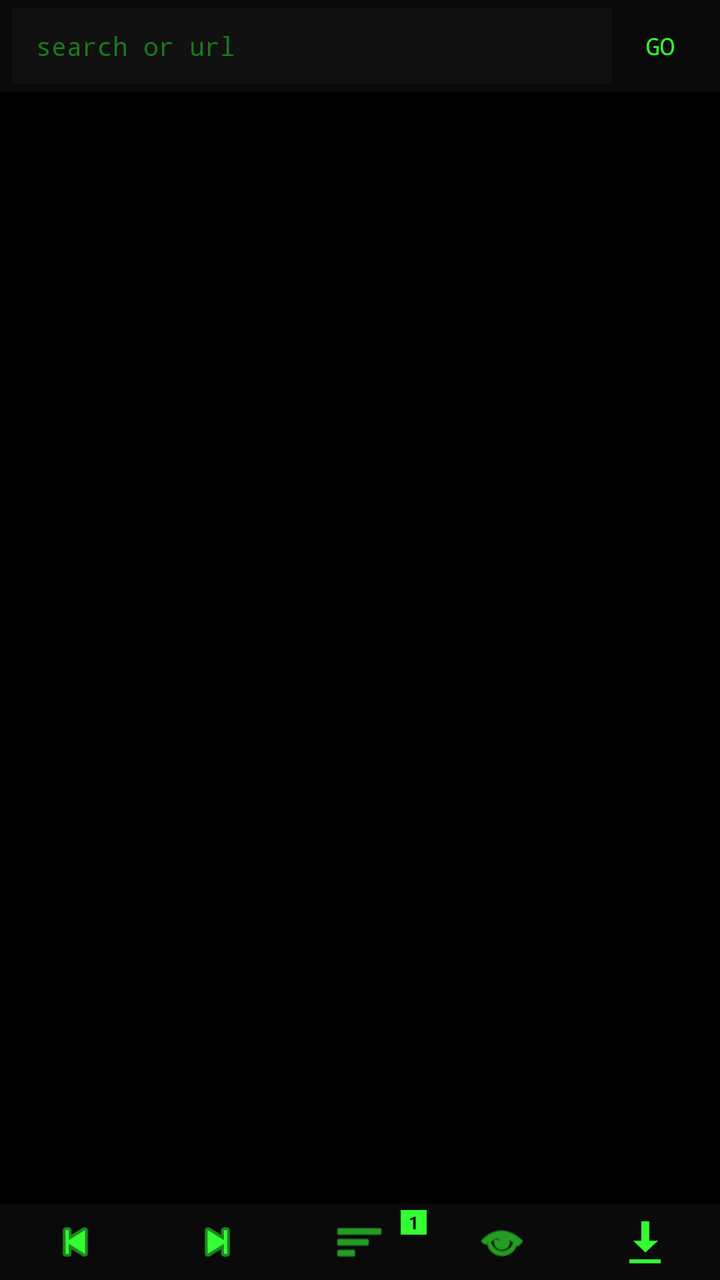
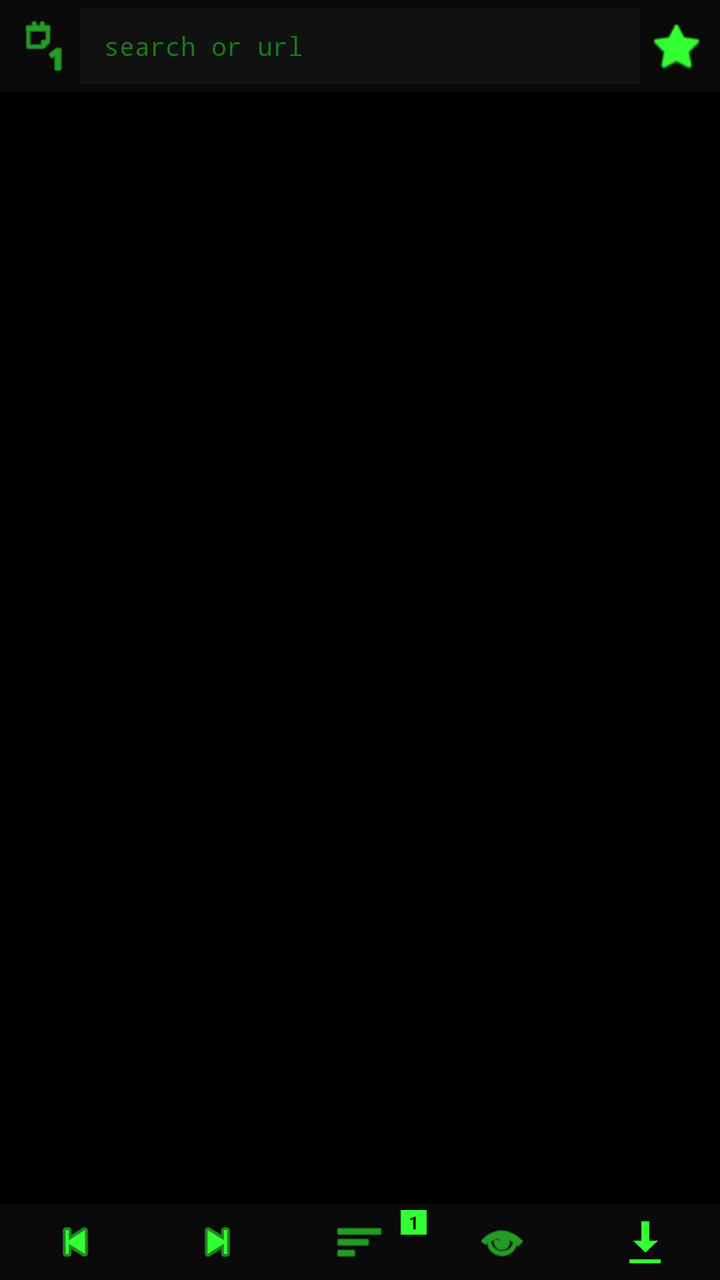

Two renders of the same Android screen: before a commit and after it. Below are the layout's source before the change and the commit's diff.
<!-- AndroidManifest.xml: activity theme Theme.Transparent -->
<!-- res/layout/activity_aura_browser.xml -->
<?xml version="1.0" encoding="utf-8"?>
<LinearLayout xmlns:android="http://schemas.android.com/apk/res/android"
    xmlns:app="http://schemas.android.com/apk/res-auto"
    android:layout_width="match_parent"
    android:layout_height="match_parent"
    android:orientation="vertical"
    android:background="#FF000000">

    
    <LinearLayout
        android:id="@+id/aura_top_bar"
        android:layout_width="match_parent"
        android:layout_height="wrap_content"
        android:orientation="horizontal"
        android:paddingHorizontal="6dp"
        android:paddingVertical="4dp"
        android:background="#FF0A0A0A"
        android:gravity="center_vertical">

        <EditText
            android:id="@+id/aura_et_url"
            android:layout_width="0dp"
            android:layout_height="38dp"
            android:layout_weight="1"
            android:background="#FF111111"
            android:hint="search or url"
            android:imeOptions="actionGo"
            android:inputType="textUri"
            android:maxLines="1"
            android:paddingStart="12dp"
            android:paddingEnd="12dp"
            android:textColor="#FF33FF33"
            android:textColorHint="#FF1A7A1A"
            android:textSize="13sp"
            android:fontFamily="monospace"
            android:selectAllOnFocus="true" />

        <Button
            android:id="@+id/aura_btn_go"
            style="?android:attr/borderlessButtonStyle"
            android:layout_width="48dp"
            android:layout_height="38dp"
            android:text="GO"
            android:textColor="#FF33FF33"
            android:textSize="12sp"
            android:fontFamily="monospace" />
    </LinearLayout>

    
    <ProgressBar
        android:id="@+id/aura_progress"
        style="?android:attr/progressBarStyleHorizontal"
        android:layout_width="match_parent"
        android:layout_height="2dp"
        android:max="100"
        android:progressTint="#FF33FF33"
        android:visibility="gone" />

    
    <FrameLayout
        android:id="@+id/aura_web_container"
        android:layout_width="match_parent"
        android:layout_height="0dp"
        android:layout_weight="1"
        android:background="#FF000000" />

    
    <LinearLayout
        android:id="@+id/aura_footer_bar"
        android:layout_width="match_parent"
        android:layout_height="wrap_content"
        android:orientation="horizontal"
        android:paddingVertical="2dp"
        android:paddingHorizontal="2dp"
        android:background="#FF0A0A0A"
        android:gravity="center_vertical"
        android:weightSum="5">

        <ImageButton
            android:id="@+id/aura_btn_back"
            android:layout_width="0dp"
            android:layout_height="34dp"
            android:layout_weight="1"
            android:background="?android:attr/selectableItemBackgroundBorderless"
            android:src="@android:drawable/ic_media_previous"
            android:contentDescription="Back"
            android:scaleType="centerInside"
            android:padding="4dp"
            app:tint="#FF33FF33" />

        <ImageButton
            android:id="@+id/aura_btn_forward"
            android:layout_width="0dp"
            android:layout_height="34dp"
            android:layout_weight="1"
            android:background="?android:attr/selectableItemBackgroundBorderless"
            android:src="@android:drawable/ic_media_next"
            android:contentDescription="Forward"
            android:scaleType="centerInside"
            android:padding="4dp"
            app:tint="#FF33FF33" />

        
        <FrameLayout
            android:id="@+id/aura_btn_tabs_container"
            android:layout_width="0dp"
            android:layout_height="34dp"
            android:layout_weight="1"
            android:background="?android:attr/selectableItemBackgroundBorderless"
            android:clickable="true"
            android:focusable="true">

            <ImageView
                android:layout_width="match_parent"
                android:layout_height="match_parent"
                android:src="@android:drawable/ic_menu_sort_by_size"
                android:scaleType="centerInside"
                android:padding="4dp"
                android:contentDescription="Tabs"
                app:tint="#FF33FF33" />

            <TextView
                android:id="@+id/aura_tab_count"
                android:layout_width="wrap_content"
                android:layout_height="wrap_content"
                android:layout_gravity="top|end"
                android:layout_marginTop="1dp"
                android:layout_marginEnd="2dp"
                android:background="#FF33FF33"
                android:paddingHorizontal="4dp"
                android:paddingVertical="0dp"
                android:text="1"
                android:textColor="#FF000000"
                android:textSize="9sp"
                android:textStyle="bold" />
        </FrameLayout>

        <ImageButton
            android:id="@+id/aura_btn_incognito"
            android:layout_width="0dp"
            android:layout_height="34dp"
            android:layout_weight="1"
            android:background="?android:attr/selectableItemBackgroundBorderless"
            android:src="@android:drawable/ic_menu_view"
            android:contentDescription="New incognito tab"
            android:scaleType="centerInside"
            android:padding="4dp"
            app:tint="#FF33FF33" />

        <ImageButton
            android:id="@+id/aura_btn_downloads"
            android:layout_width="0dp"
            android:layout_height="34dp"
            android:layout_weight="1"
            android:background="?android:attr/selectableItemBackgroundBorderless"
            android:src="@android:drawable/stat_sys_download"
            android:contentDescription="Downloads"
            android:scaleType="centerInside"
            android:padding="4dp"
            app:tint="#FF33FF33" />
    </LinearLayout>

</LinearLayout>
<!-- resources referenced by this layout -->
<resources>
  <style name="Theme.Transparent" parent="Theme.AppCompat.Light.NoActionBar">
          <item name="android:windowIsTranslucent">true</item>
          <item name="android:windowBackground">@android:color/transparent</item>
          <item name="android:windowContentOverlay">@null</item>
          <item name="android:windowNoTitle">true</item>
          <item name="android:backgroundDimEnabled">false</item>
          <item name="android:windowAnimationStyle">@null</item>
      </style>
</resources>

<!-- the commit's change to res/layout/activity_aura_browser.xml (unified diff, before → after) -->
@@ -12,10 +12,21 @@
         android:layout_width="match_parent"
         android:layout_height="wrap_content"
         android:orientation="horizontal"
-        android:paddingHorizontal="6dp"
+        android:paddingHorizontal="4dp"
         android:paddingVertical="4dp"
         android:background="#FF0A0A0A"
         android:gravity="center_vertical">
+
+        <ImageButton
+            android:id="@+id/aura_btn_darkmode"
+            android:layout_width="36dp"
+            android:layout_height="38dp"
+            android:background="?android:attr/selectableItemBackgroundBorderless"
+            android:src="@android:drawable/ic_menu_day"
+            android:contentDescription="Toggle dark mode"
+            android:scaleType="centerInside"
+            android:padding="4dp"
+            app:tint="#FF33FF33" />
 
         <EditText
             android:id="@+id/aura_et_url"
@@ -35,15 +46,16 @@
             android:fontFamily="monospace"
             android:selectAllOnFocus="true" />
 
-        <Button
-            android:id="@+id/aura_btn_go"
-            style="?android:attr/borderlessButtonStyle"
-            android:layout_width="48dp"
+        <ImageButton
+            android:id="@+id/aura_btn_bookmark"
+            android:layout_width="36dp"
             android:layout_height="38dp"
-            android:text="GO"
-            android:textColor="#FF33FF33"
-            android:textSize="12sp"
-            android:fontFamily="monospace" />
+            android:background="?android:attr/selectableItemBackgroundBorderless"
+            android:src="@android:drawable/btn_star_big_off"
+            android:contentDescription="Bookmark this page"
+            android:scaleType="centerInside"
+            android:padding="4dp"
+            app:tint="#FF33FF33" />
     </LinearLayout>
 
     
@@ -100,7 +112,6 @@
             android:padding="4dp"
             app:tint="#FF33FF33" />
 
-        
         <FrameLayout
             android:id="@+id/aura_btn_tabs_container"
             android:layout_width="0dp"
